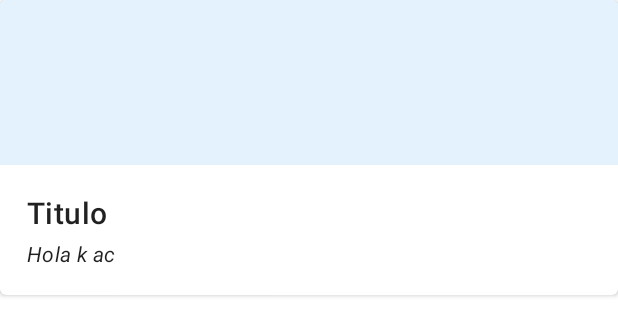
After one commit to ManuelCuri/Continua3, an Android app: the layout product_card.xml on its own in the app's theme, with its tools: preview values and no code run, on a phone screen of 412 x 824 dp. The commit adds this screen. Shown: the top 336 px of the screen. Run offline under Robolectric (Android 15) with nearby library versions, the phone set to English and light mode, and no system bars; network calls fail.

Commit message:
insercion de recycler view

```diff
--- /dev/null
+++ b/app/src/main/res/layout/product_card.xml
@@ -0,0 +1,48 @@
+<?xml version="1.0" encoding="utf-8"?>
+<com.google.android.material.card.MaterialCardView xmlns:android="http://schemas.android.com/apk/res/android"
+    xmlns:app="http://schemas.android.com/apk/res-auto"
+    android:layout_height="wrap_content"
+    android:layout_width="match_parent"
+    app:cardBackgroundColor="@color/white"
+    app:cardCornerRadius="4dp"
+    app:cardElevation="@dimen/cardview_default_elevation"
+    app:cardPreventCornerOverlap="true"
+    >
+    <LinearLayout
+        android:layout_width="match_parent"
+        android:layout_height="wrap_content"
+        android:orientation="vertical"
+        >
+        <com.android.volley.toolbox.NetworkImageView
+            android:id="@+id/product_image"
+            android:layout_width="match_parent"
+            android:layout_height="@dimen/product_grid_card_image_height"
+            android:background="@color/fontCard"
+            android:scaleType="centerCrop"
+            />
+        <LinearLayout
+            android:layout_width="match_parent"
+            android:layout_height="wrap_content"
+            android:orientation="vertical"
+            android:padding="16dp"
+            >
+            <TextView
+                android:id="@+id/product_title"
+                android:layout_width="match_parent"
+                android:layout_height="wrap_content"
+                android:padding="2dp"
+                android:text="@string/product_title"
+                android:textAppearance="@style/TextAppearance.MaterialComponents.Headline6"
+                />
+            <TextView
+                android:id="@+id/product_price"
+                android:layout_width="match_parent"
+                android:layout_height="wrap_content"
+                android:padding="2dp"
+                android:text="@string/product_description"
+                android:textStyle="italic"
+                android:textAppearance="@style/TextAppearance.MaterialComponents.Body2"
+                />
+        </LinearLayout>
+    </LinearLayout>
+</com.google.android.material.card.MaterialCardView>
--- a/app/src/main/res/values/colors.xml
+++ b/app/src/main/res/values/colors.xml
@@ -9,4 +9,5 @@
     <color name="white">#FFFFFFFF</color>
     <color name="lightblue">#63ccff</color>
     <color name="title">#0019ff</color>
+    <color name="fontCard">#e3f2fd</color>
 </resources>
--- a/app/src/main/res/values/themes.xml
+++ b/app/src/main/res/values/themes.xml
@@ -14,7 +14,7 @@
         <!-- Customize your theme here. -->
     </style>
     <style name="Widget.Continua.Toolbar" parent="Widget.AppCompat.Toolbar">
-        <item name="android:background">@color/purple_200</item>
+        <item name="android:background">@color/purple_700</item>
         <item name="android:theme">@style/ThemeOverlay.AppCompat.Dark.ActionBar</item>
         <item name="popupTheme">@style/ThemeOverlay.AppCompat.Light</item>
     </style>
```
Also changed, not shown: app/src/main/java/com/example/continua3/HomePage.java (+14 -0 lines), app/src/main/java/com/example/continua3/ProductCardRecyclerViewAdapter.java (added, +46 -0 lines), app/src/main/java/com/example/continua3/ProductCardViewHolder.java (added, +23 -0 lines), app/src/main/java/com/example/continua3/ProductGridItemDecoration.java (added, +25 -0 lines), app/src/main/java/com/example/continua3/network/ProductEntry.java (+8 -9 lines), app/src/main/res/layout/home_page.xml (+12 -33 lines), app/src/main/res/values/dimens.xml (added, +7 -0 lines).
